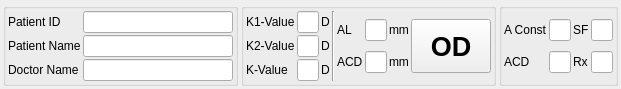
siborion/siborion_american_scan, file calculator_patient.ui: the form before one commit.
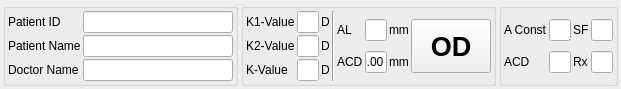
The form after the commit. Custom widgets are drawn as their Qt base class.

What changed in the file:
```diff
--- a/calculator_patient.ui
+++ b/calculator_patient.ui
@@ -155,6 +155,9 @@
             <height>16777215</height>
            </size>
           </property>
+          <property name="text">
+           <string>0.00</string>
+          </property>
          </widget>
         </item>
         <item row="0" column="2">
```
Left out of the diff: 2 changed lines with no effect on the pictures.
